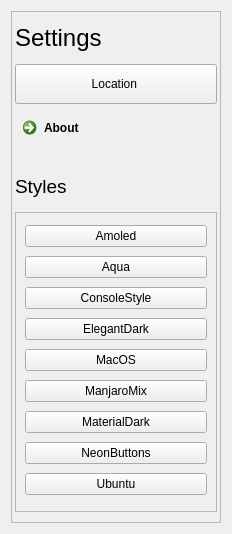
Above: MyNotesMaker/MyNotesMaker/settingswidget.ui from pvasya/OOOP before the change. Below: the same form after it.
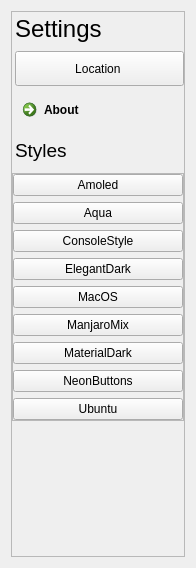
That is the form after the change.

Commit message: Singleton, Command, Strategy

```diff
--- a/MyNotesMaker/MyNotesMaker/settingswidget.ui
+++ b/MyNotesMaker/MyNotesMaker/settingswidget.ui
@@ -6,8 +6,8 @@
    <rect>
     <x>0</x>
     <y>0</y>
-    <width>232</width>
-    <height>534</height>
+    <width>196</width>
+    <height>568</height>
    </rect>
   </property>
   <property name="windowTitle">
@@ -24,25 +24,49 @@
        <rect>
         <x>0</x>
         <y>0</y>
-        <width>208</width>
-        <height>510</height>
+        <width>175</width>
+        <height>523</height>
        </rect>
       </property>
-      <layout class="QVBoxLayout" name="verticalLayout_2">
-       <property name="spacing">
-        <number>3</number>
+      <layout class="QVBoxLayout" name="verticalLayout_4">
+       <property name="leftMargin">
+        <number>0</number>
        </property>
+       <property name="topMargin">
+        <number>0</number>
+       </property>
+       <property name="rightMargin">
+        <number>0</number>
+       </property>
+       <property name="bottomMargin">
+        <number>0</number>
+       </property>
+       <item>
+        <widget class="QWidget" name="widget" native="true">
+         <property name="minimumSize">
+          <size>
+           <width>0</width>
+           <height>68</height>
+          </size>
+         </property>
+         <property name="maximumSize">
+          <size>
+           <width>16777215</width>
+           <height>155</height>
+          </size>
+         </property>
+         <layout class="QVBoxLayout" name="verticalLayout_5">
        <property name="leftMargin">
         <number>3</number>
        </property>
        <property name="topMargin">
-        <number>3</number>
+           <number>0</number>
        </property>
        <property name="rightMargin">
-        <number>3</number>
+           <number>0</number>
        </property>
        <property name="bottomMargin">
-        <number>3</number>
+           <number>0</number>
        </property>
        <item>
         <widget class="QLabel" name="label">
@@ -63,7 +87,7 @@
         </widget>
        </item>
        <item>
-        <widget class="QPushButton" name="pushButton">
+           <widget class="QPushButton" name="locationbtn">
          <property name="minimumSize">
           <size>
            <width>0</width>
@@ -82,7 +106,7 @@
         </widget>
        </item>
        <item>
-        <widget class="QCommandLinkButton" name="commandLinkButton">
+           <widget class="QCommandLinkButton" name="aboutbtn">
          <property name="maximumSize">
           <size>
            <width>16777215</width>
@@ -92,6 +116,9 @@
          <property name="text">
           <string>About</string>
          </property>
+            <property name="autoDefault">
+             <bool>false</bool>
+            </property>
         </widget>
        </item>
        <item>
@@ -112,7 +139,28 @@
          </property>
         </widget>
        </item>
+         </layout>
+        </widget>
+       </item>
        <item>
+        <widget class="QWidget" name="widget_2" native="true">
+         <layout class="QVBoxLayout" name="verticalLayout_2">
+          <property name="spacing">
+           <number>3</number>
+          </property>
+          <property name="leftMargin">
+           <number>0</number>
+          </property>
+          <property name="topMargin">
+           <number>0</number>
+          </property>
+          <property name="rightMargin">
+           <number>0</number>
+          </property>
+          <property name="bottomMargin">
+           <number>0</number>
+          </property>
+          <item alignment="Qt::AlignTop">
         <widget class="QScrollArea" name="scrollArea_2">
          <property name="maximumSize">
           <size>
@@ -127,12 +175,24 @@
           <property name="geometry">
            <rect>
             <x>0</x>
-            <y>-41</y>
-            <width>179</width>
-            <height>339</height>
+               <y>0</y>
+               <width>152</width>
+               <height>317</height>
            </rect>
           </property>
           <layout class="QVBoxLayout" name="verticalLayout">
+              <property name="leftMargin">
+               <number>0</number>
+              </property>
+              <property name="topMargin">
+               <number>0</number>
+              </property>
+              <property name="rightMargin">
+               <number>0</number>
+              </property>
+              <property name="bottomMargin">
+               <number>0</number>
+              </property>
            <item>
             <widget class="QPushButton" name="pushButton_2">
              <property name="text">
@@ -198,6 +258,9 @@
            </item>
           </layout>
          </widget>
+           </widget>
+          </item>
+         </layout>
         </widget>
        </item>
       </layout>
```
Left out of the diff: 18 changed lines with no effect on the pictures. Lines whose indentation alone changed are shown as unchanged. The commit also changes 43 other files.
